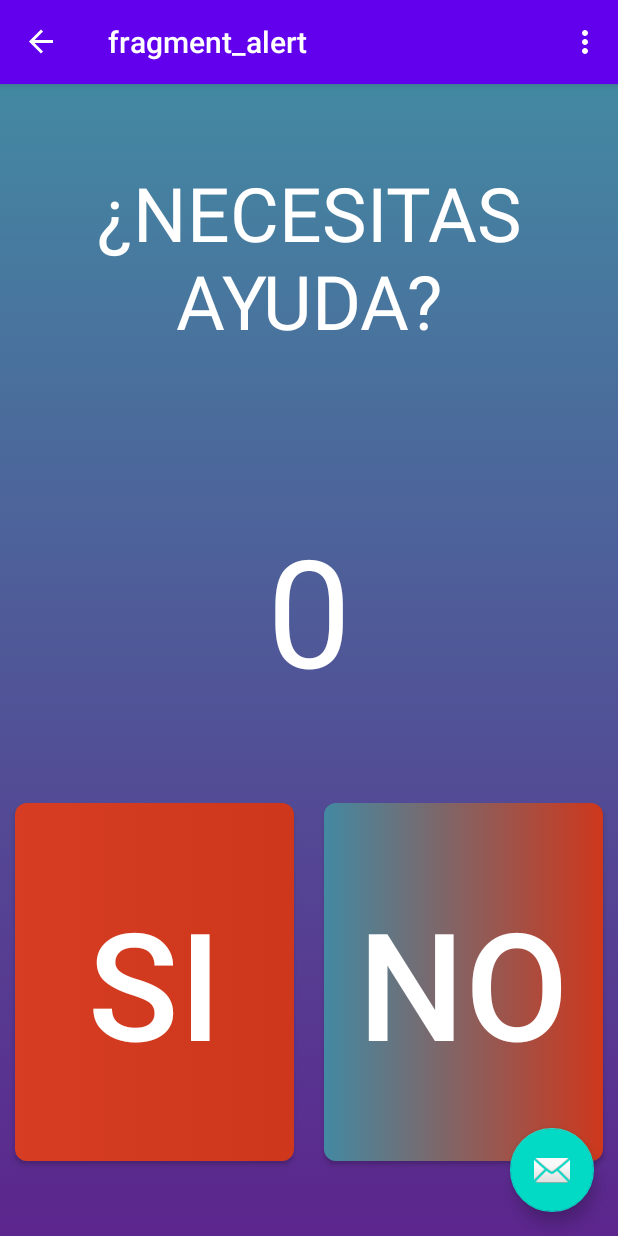
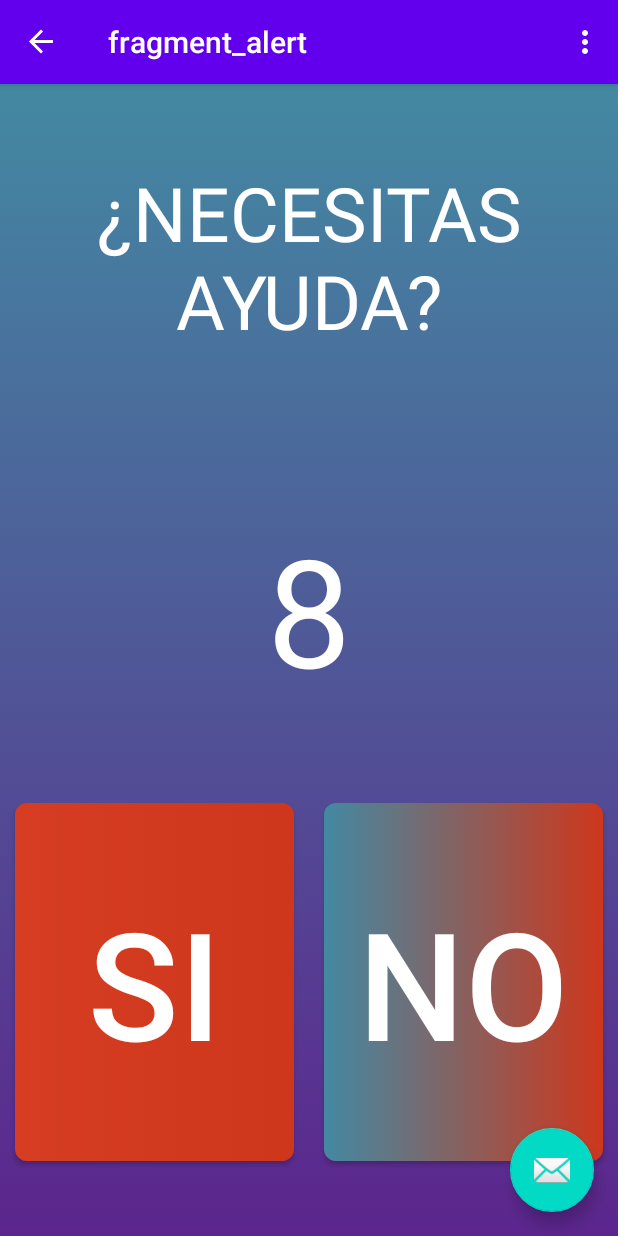
Before and after one commit to gabo-x86/BotonDePanico, an Android app: the AlertFragment screen opened through its navigation route, on a phone screen of 412 x 824 dp. Run offline under Robolectric (Android 15) with nearby library versions, the phone set to English and light mode, and no system bars; our stand-ins replace navigation-ui; 1 statement that could not run was skipped.

```diff
--- a/app/src/main/java/com/projects/botondepanico/AlertFragment.java
+++ b/app/src/main/java/com/projects/botondepanico/AlertFragment.java
@@ -1,5 +1,6 @@
 package com.projects.botondepanico;
 
+import android.app.Activity;
 import android.app.Application;
 import android.os.Bundle;
 
@@ -33,7 +34,7 @@ public class AlertFragment extends Fragment {
     // TODO: Rename and change types of parameters
     private String mParam1;
     private String mParam2;
-    private TextView textView;
+
 
     public AlertFragment() {
         // Required empty public constructor
@@ -79,15 +80,6 @@ public class AlertFragment extends Fragment {
     @Override
     public void onResume() {
         super.onResume();
-        /*textView = (TextView) textView.findViewById(R.id.counter);
-        CountDownTimer countDownTimer = new CountDownTimer(10000, 1000) {
-            public void onTick(long millisUntilFinished) {
-                textView.setText(String.format(Locale.getDefault(), "%d sec.", millisUntilFinished / 1000L));
-            }
-            public void onFinish() {
-                textView.setText("Done.");
-            }
-        }.start();*/
     }
 
     @Override
@@ -97,6 +89,9 @@ public class AlertFragment extends Fragment {
         Button cancel = view.findViewById(R.id.btnNo);
 
         final NavController navController = Navigation.findNavController(view);
+
+        counterInitialize(view, (short)10, navController);
+
 
         /**sos.setOnClickListener(new View.OnClickListener() {EVENTO DE SOS
             @Override
@@ -114,6 +109,18 @@ public class AlertFragment extends Fragment {
 
     }
 
+    private void counterInitialize(View view, short time, final NavController navController) {
+        final TextView textView = (TextView) view.findViewById(R.id.counter);
+        new CountDownTimer(time*1000, 1000) {
+            public void onTick(long millisUntilFinished) {
+                long segPend = millisUntilFinished / 1000;
+                textView.setText((int) segPend + "");
+            }
 
+            public void onFinish() {
+                /**EVENTO DE SOS**/
+            }
+        }.start();
+    }
 
 }
--- a/app/src/main/java/com/projects/botondepanico/ui/home/HomeFragment.java
+++ b/app/src/main/java/com/projects/botondepanico/ui/home/HomeFragment.java
@@ -34,6 +34,7 @@ public class HomeFragment extends Fragment {
                 //textView.setText(s);
             }
         });
+
         return root;
     }
     @Override
```
